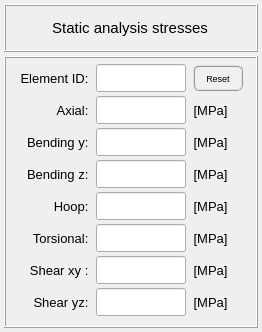
Qt form pulse/interface/ui_files/plots/results/structural/get_stresses_for_static_analysis.ui (open-pulse/OpenPulse) before a commit.
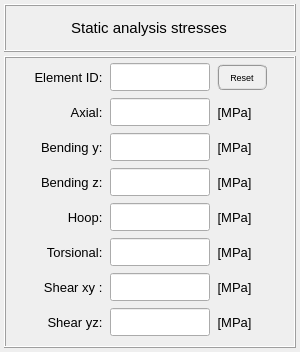
The same form after that commit.

Commit message: Refactoring UI analysis classes

```diff
--- a/pulse/interface/ui_files/plots/results/structural/get_stresses_for_static_analysis.ui
+++ b/pulse/interface/ui_files/plots/results/structural/get_stresses_for_static_analysis.ui
@@ -6,10 +6,22 @@
    <rect>
     <x>0</x>
     <y>0</y>
-    <width>262</width>
-    <height>332</height>
+    <width>300</width>
+    <height>352</height>
    </rect>
   </property>
+  <property name="minimumSize">
+   <size>
+    <width>0</width>
+    <height>352</height>
+   </size>
+  </property>
+  <property name="maximumSize">
+   <size>
+    <width>16777215</width>
+    <height>352</height>
+   </size>
+  </property>
   <property name="windowTitle">
    <string>Form</string>
   </property>
@@ -104,53 +116,17 @@
     </widget>
    </item>
    <item row="1" column="0">
-    <widget class="QFrame" name="frame_2">
-     <property name="minimumSize">
-      <size>
-       <width>0</width>
-       <height>272</height>
-      </size>
-     </property>
-     <property name="maximumSize">
-      <size>
-       <width>16777215</width>
-       <height>350</height>
-      </size>
-     </property>
-     <property name="frameShape">
-      <enum>QFrame::Box</enum>
-     </property>
-     <property name="frameShadow">
-      <enum>QFrame::Raised</enum>
-     </property>
-     <layout class="QGridLayout" name="gridLayout_4">
-      <property name="leftMargin">
-       <number>2</number>
-      </property>
-      <property name="topMargin">
-       <number>2</number>
-      </property>
-      <property name="rightMargin">
-       <number>2</number>
-      </property>
-      <property name="bottomMargin">
-       <number>2</number>
-      </property>
-      <property name="spacing">
-       <number>2</number>
-      </property>
-      <item row="0" column="0">
        <widget class="QFrame" name="frame_responses">
         <property name="minimumSize">
          <size>
           <width>0</width>
-          <height>260</height>
+       <height>0</height>
          </size>
         </property>
         <property name="maximumSize">
          <size>
           <width>16777215</width>
-          <height>340</height>
+       <height>16777215</height>
          </size>
         </property>
         <property name="font">
@@ -159,7 +135,7 @@
          </font>
         </property>
         <property name="frameShape">
-         <enum>QFrame::NoFrame</enum>
+      <enum>QFrame::Box</enum>
         </property>
         <property name="frameShadow">
          <enum>QFrame::Raised</enum>
@@ -181,7 +157,7 @@
           <number>4</number>
          </property>
          <property name="verticalSpacing">
-          <number>0</number>
+       <number>2</number>
          </property>
          <item row="0" column="4">
           <widget class="QFrame" name="frame_4">
@@ -239,8 +215,8 @@
            <property name="font">
             <font>
              <pointsize>10</pointsize>
-             <weight>75</weight>
-             <bold>true</bold>
+          <weight>50</weight>
+          <bold>false</bold>
             </font>
            </property>
            <property name="styleSheet">
@@ -1021,9 +997,6 @@
            <property name="frameShadow">
             <enum>QFrame::Raised</enum>
            </property>
-          </widget>
-         </item>
-        </layout>
        </widget>
       </item>
      </layout>
```
Lines whose indentation alone changed are shown as unchanged. The commit also changes 22 other files.
